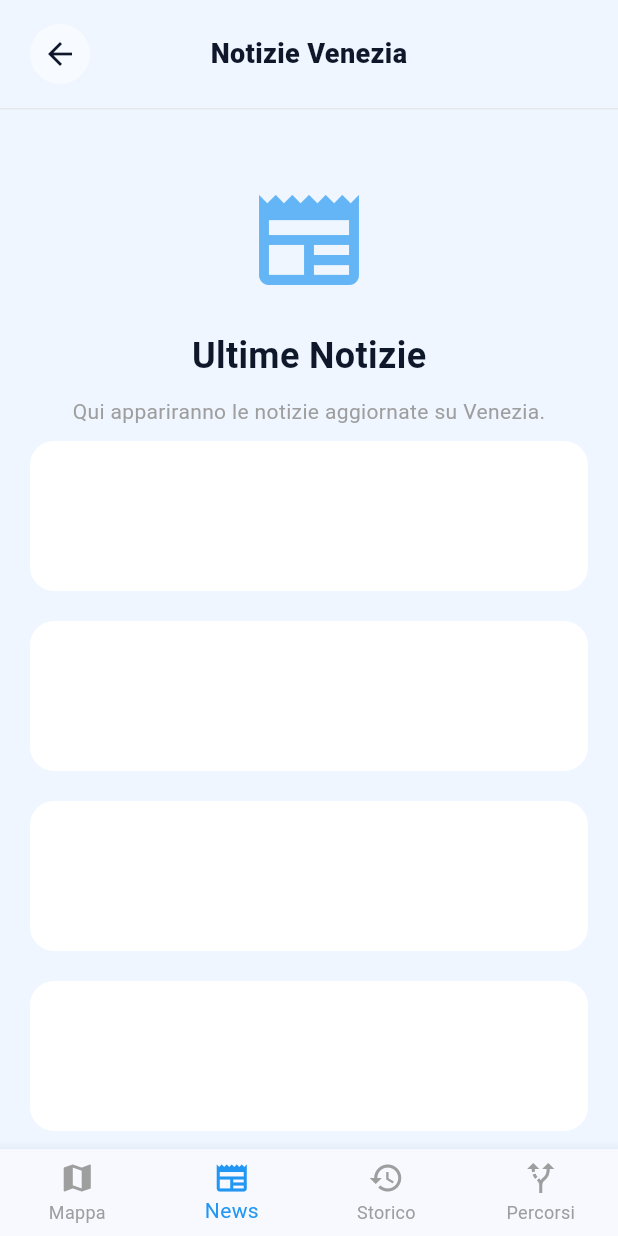
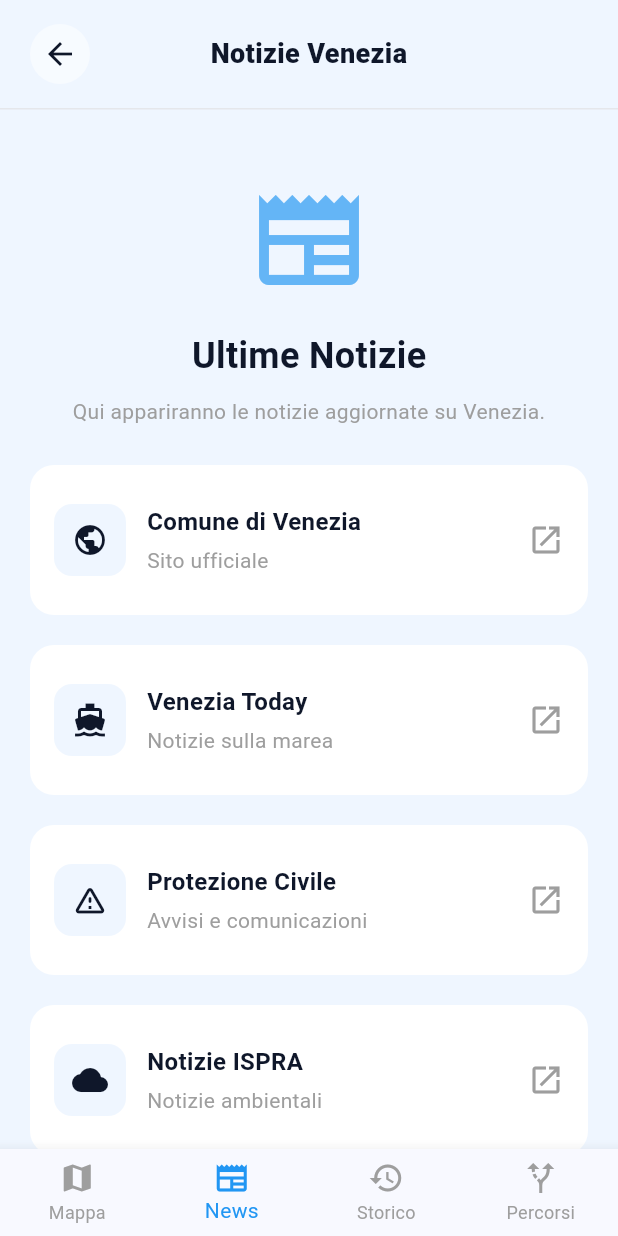
Before and after one commit to nicogarbin/VEnv, a Flutter app: the screen it shows after launch, item 2 of the bottom bar chosen, on a phone screen of 412 x 824 dp. Run offline on Flutter 3.47's test engine with Material 3 defaults, Android fonts, the light colour scheme and no system bars; our stand-ins replace flutter_map, latlong2.

Commit message:
Aggiornato screen news

```diff
--- a/lib/screens/news/news.dart
+++ b/lib/screens/news/news.dart
@@ -1,9 +1,20 @@
 import 'dart:ui';
 import 'package:flutter/material.dart';
+import 'package:url_launcher/url_launcher.dart';
 import '../main_screen.dart';
 
 class NewsScreen extends StatelessWidget {
   const NewsScreen({super.key});
+
+  Future<void> _openLink(BuildContext context, String url) async {
+    final uri = Uri.parse(url);
+    final ok = await launchUrl(uri, mode: LaunchMode.externalApplication);
+    if (!ok && context.mounted) {
+      ScaffoldMessenger.of(context).showSnackBar(
+        const SnackBar(content: Text('Impossibile aprire il link.')),
+      );
+    }
+  }
 
   @override
   Widget build(BuildContext context) {
@@ -32,15 +43,34 @@ class NewsScreen extends StatelessWidget {
                       style: TextStyle(color: Colors.grey),
                     ),
 
-                    for (int i = 0; i < 10; i++)
-                      Container(
-                        height: 100,
-                        margin: const EdgeInsets.symmetric(vertical: 10),
-                        decoration: BoxDecoration(
-                          color: Colors.white,
-                          borderRadius: BorderRadius.circular(16),
-                        ),
-                      )
+                    const SizedBox(height: 16),
+
+                    _NewsLinkCard(
+                      title: 'Comune di Venezia',
+                      subtitle: 'Sito ufficiale',
+                      icon: Icons.public,
+                      onTap: () => _openLink(context, 'https://www.comune.venezia.it/'),
+                    ),
+                    _NewsLinkCard(
+                      title: 'Venezia Today',
+                      subtitle: 'Notizie sulla marea',
+                      icon: Icons.directions_boat,
+                      onTap: () => _openLink(context, 'https://www.veneziatoday.it/tag/marea/'),
+                    ),
+                    _NewsLinkCard(
+                      title: 'Protezione Civile',
+                      subtitle: 'Avvisi e comunicazioni',
+                      icon: Icons.warning_amber_rounded,
+                      onTap: () => _openLink(context, 'https://protezionecivile.cittametropolitana.ve.it/news.html/'),
+                    ),
+                    _NewsLinkCard(
+                      title: 'Notizie ISPRA',
+                      subtitle: 'Notizie ambientali',
+                      icon: Icons.cloud,
+                      onTap: () => _openLink(context, 'https://www.venezia.isprambiente.it/news/'),
+                    )
+
+
                   ],
                 ),
               ),
@@ -118,3 +148,79 @@ class _StickyHeader extends StatelessWidget {
     );
   }
 }
+
+class _NewsLinkCard extends StatelessWidget {
+  final String title;
+  final String subtitle;
+  final IconData icon;
+  final VoidCallback onTap;
+
+  const _NewsLinkCard({
+    required this.title,
+    required this.subtitle,
+    required this.icon,
+    required this.onTap,
+  });
+
+  @override
+  Widget build(BuildContext context) {
+    return Container(
+      height: 100,
+      margin: const EdgeInsets.symmetric(vertical: 10),
+      decoration: BoxDecoration(
+        color: Colors.white,
+        borderRadius: BorderRadius.circular(16),
+      ),
+      child: Material(
+        color: Colors.transparent,
+        child: InkWell(
+          borderRadius: BorderRadius.circular(16),
+          onTap: onTap,
+          child: Padding(
+            padding: const EdgeInsets.symmetric(horizontal: 16),
+            child: Row(
+              children: [
+                Container(
+                  width: 48,
+                  height: 48,
+                  decoration: BoxDecoration(
+                    color: const Color(0xFFEFF6FF),
+                    borderRadius: BorderRadius.circular(12),
+                  ),
+                  child: Icon(icon, color: const Color(0xFF0F172A)),
+                ),
+                const SizedBox(width: 14),
+                Expanded(
+                  child: Column(
+                    mainAxisAlignment: MainAxisAlignment.center,
+                    crossAxisAlignment: CrossAxisAlignment.start,
+                    children: [
+                      Text(
+                        title,
+                        maxLines: 1,
+                        overflow: TextOverflow.ellipsis,
+                        style: const TextStyle(
+                          fontSize: 16,
+                          fontWeight: FontWeight.w700,
+                          color: Color(0xFF0F172A),
+                        ),
+                      ),
+                      const SizedBox(height: 4),
+                      Text(
+                        subtitle,
+                        maxLines: 1,
+                        overflow: TextOverflow.ellipsis,
+                        style: const TextStyle(color: Colors.grey),
+                      ),
+                    ],
+                  ),
+                ),
+                const Icon(Icons.open_in_new, color: Colors.grey),
+              ],
+            ),
+          ),
+        ),
+      ),
+    );
+  }
+}
--- a/pubspec.yaml
+++ b/pubspec.yaml
@@ -10,6 +10,8 @@ environment:
 dependencies:
   flutter:
     sdk: flutter
+
+  url_launcher: ^6.3.0
   cupertino_icons: ^1.0.8
 
   # Le librerie per la mappa (aggiunte qui)
```
Also changed, not shown: pubspec.lock, 5 other files.
